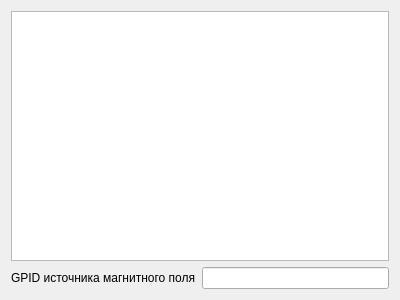
Above: asec_magn/asec_magn.ui from lierdakil/masec before the change. Below: the same form after it.
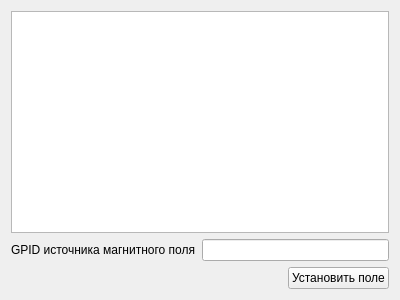
That is the form after the change.

Diff of the .ui file:
```diff
--- a/asec_magn/asec_magn.ui
+++ b/asec_magn/asec_magn.ui
@@ -26,13 +26,37 @@
       </widget>
      </item>
      <item>
-      <widget class="QLineEdit" name="edGPID" />
+      <widget class="QLineEdit" name="edGPID"/>
+     </item>
+    </layout>
+   </item>
+   <item>
+    <layout class="QHBoxLayout" name="horizontalLayout_2">
+     <item>
+      <spacer name="horizontalSpacer">
+       <property name="orientation">
+        <enum>Qt::Horizontal</enum>
+       </property>
+       <property name="sizeHint" stdset="0">
+        <size>
+         <width>40</width>
+         <height>20</height>
+        </size>
+       </property>
+      </spacer>
+     </item>
+     <item>
+      <widget class="QPushButton" name="btSetField">
+       <property name="text">
+        <string>Установить поле</string>
+       </property>
+      </widget>
      </item>
     </layout>
    </item>
   </layout>
  </widget>
- <layoutdefault spacing="6" margin="11" />
+ <layoutdefault spacing="6" margin="11"/>
  <resources/>
  <connections/>
 </ui>
```
Left out of the diff: 19 changed lines with no effect on the pictures.
